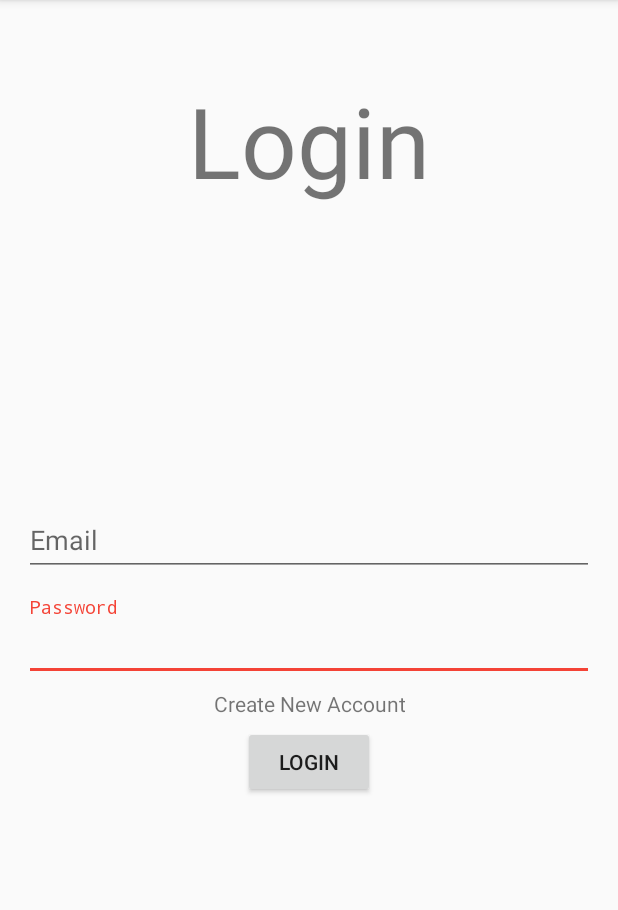
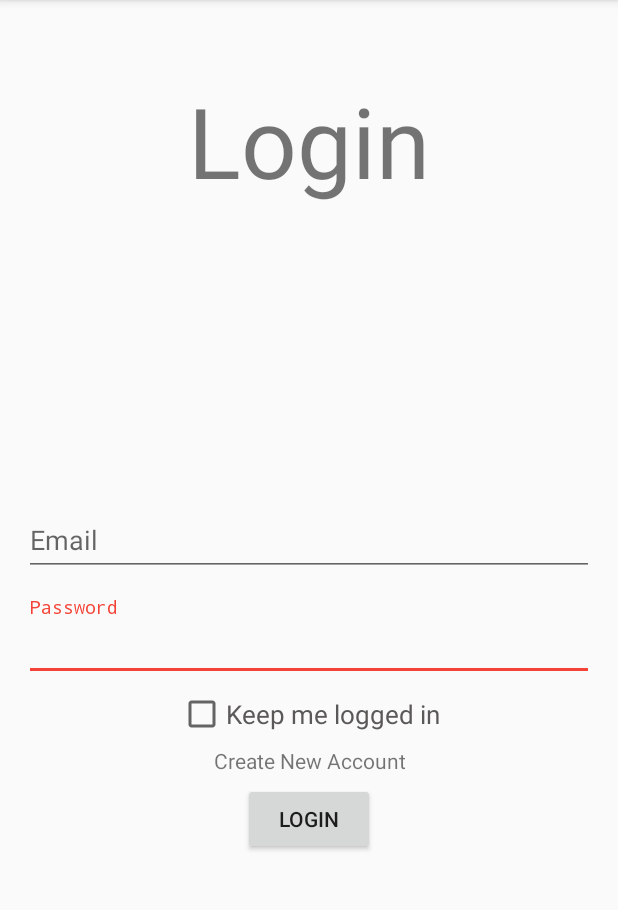
Before and after one commit to 1raghavmahajan/College-Central, an Android app: the screen it shows after launch (MainActivity), after a tap on "LOGIN", on a phone screen of 412 x 824 dp, the part 84-994 px from its top. Run offline under Robolectric (Android 15) with nearby library versions, the phone set to English and light mode, and no system bars; our stand-ins replace Firebase (no records; nobody signed in at launch, a user with empty details on screens opened directly); 2 statements that could not run were skipped; 2 other taps on this screen came first.

Commit message:
- Save Credentials

```diff
--- a/app/src/main/java/com/blackboxindia/TakeIT/Fragments/frag_Main.java
+++ b/app/src/main/java/com/blackboxindia/TakeIT/Fragments/frag_Main.java
@@ -9,7 +9,6 @@ import android.support.v4.widget.SwipeRefreshLayout;
 import android.support.v7.widget.RecyclerView;
 import android.support.v7.widget.StaggeredGridLayoutManager;
 import android.transition.Fade;
-import android.util.Log;
 import android.view.LayoutInflater;
 import android.view.View;
 import android.view.ViewGroup;
@@ -36,12 +35,11 @@ public class frag_Main extends Fragment {
     Context context;
     NetworkMethods networkMethods;
     UserInfo userInfo;
-    FirebaseAuth firebaseAuth;
+    FirebaseAuth mAuth;
     SwipeRefreshLayout swipeRefreshLayout;
 
     ArrayList<AdData> allAds;
     //endregion
-
 
 
     @Nullable
@@ -50,26 +48,31 @@ public class frag_Main extends Fragment {
         view = inflater.inflate(R.layout.frag_main, container, false);
         context = view.getContext();
 
-        firebaseAuth = ((MainActivity)context).mAuth;
-        userInfo = ((MainActivity)context).userInfo;
+        swipeRefreshLayout = (SwipeRefreshLayout) view.findViewById(R.id.swipe_refresh_layout);
 
-        networkMethods = new NetworkMethods(context,firebaseAuth);
-
-        swipeRefreshLayout = (SwipeRefreshLayout) view.findViewById(R.id.swipe_refresh_layout);
+        refresh();
 
         swipeRefreshLayout.setOnRefreshListener(new SwipeRefreshLayout.OnRefreshListener() {
             @Override
             public void onRefresh() {
-                swipeRefreshLayout.setRefreshing(false);
-                if(userInfo!=null)
-                    getAllAds();
+                refresh();
             }
         });
 
-        if(userInfo!=null)
+        return view;
+    }
+
+    void refresh() {
+
+        userInfo = ((MainActivity)context).userInfo;
+        mAuth = ((MainActivity)context).mAuth;
+
+        if(swipeRefreshLayout.isRefreshing())
+            swipeRefreshLayout.setRefreshing(false);
+        if(mAuth!=null){
+            networkMethods = new NetworkMethods(context, mAuth);
             getAllAds();
-
-        return view;
+        }
     }
 
     private void getAllAds() {
@@ -97,7 +100,7 @@ public class frag_Main extends Fragment {
         StaggeredGridLayoutManager gridLayoutManager = new StaggeredGridLayoutManager(2,StaggeredGridLayoutManager.VERTICAL);
         recyclerView.setLayoutManager(gridLayoutManager);
 
-        mainAdapter adapter = new mainAdapter(context,userInfo,firebaseAuth, new mainAdapter.ImageClickListener() {
+        mainAdapter adapter = new mainAdapter(context,userInfo, mAuth, new mainAdapter.ImageClickListener() {
 
             @Override
             public void onClick(mainAdapter.adItemViewHolder holder, int position, AdData currentAd) {
@@ -127,65 +130,4 @@ public class frag_Main extends Fragment {
         recyclerView.setAdapter(adapter);
     }
 
-
-
-
-
-    //region BS
-    @Override
-    public void onResume() {
-        super.onResume();
-        Log.i(TAG,"onResume");
-    }
-
-    @Override
-    public void onAttach(Context context) {
-        super.onAttach(context);
-        this.context = context;
-        Log.i(TAG,"onAttach");
-    }
-
-    @Override
-    public void onCreate(@Nullable Bundle savedInstanceState) {
-        super.onCreate(savedInstanceState);
-        Log.i(TAG,"onCreate");
-    }
-
-    @Override
-    public void onStart() {
-        super.onStart();
-        Log.i(TAG,"onStart");
-    }
-
-    @Override
-    public void onPause() {
-        super.onPause();
-        Log.i(TAG,"onPause");
-    }
-
-    @Override
-    public void onStop() {
-        super.onStop();
-        Log.i(TAG,"onStop");
-    }
-
-    @Override
-    public void onDestroyView() {
-        super.onDestroyView();
-        Log.i(TAG,"onDestroyView");
-    }
-
-    @Override
-    public void onDestroy() {
-        super.onDestroy();
-        Log.i(TAG,"onDestroy");
-    }
-
-    @Override
-    public void onDetach() {
-        super.onDetach();
-        Log.i(TAG,"onDetach");
-    }
-    //endregion
-
 }
--- a/app/src/main/java/com/blackboxindia/TakeIT/cameraIntentHelper/ImageUtils.java
+++ b/app/src/main/java/com/blackboxindia/TakeIT/cameraIntentHelper/ImageUtils.java
@@ -160,9 +160,9 @@ public class ImageUtils {
      * @return
      */
 
-    public static String BitMapToString(Bitmap bitmap) {
+    public static String BitMapToString(Bitmap bitmap, int quality) {
         ByteArrayOutputStream baos = new ByteArrayOutputStream();
-        bitmap.compress(Bitmap.CompressFormat.WEBP, 75, baos);
+        bitmap.compress(Bitmap.CompressFormat.WEBP, quality, baos);
         byte[] b = baos.toByteArray();
         return Base64.encodeToString(b, Base64.DEFAULT);
     }
--- a/app/src/main/res/layout/frag_login.xml
+++ b/app/src/main/res/layout/frag_login.xml
@@ -60,6 +60,18 @@
             android:inputType="textEmailAddress" />
     </android.support.design.widget.TextInputLayout>
 
+    <CheckBox
+        android:id="@+id/login_chkSave"
+        android:layout_width="wrap_content"
+        android:layout_height="wrap_content"
+        android:text="@string/save_cred"
+        android:textColor="@color/colorPrimary"
+        android:textSize="17sp"
+        android:layout_margin="6dp"
+        app:layout_constraintLeft_toLeftOf="parent"
+        app:layout_constraintRight_toRightOf="parent"
+        app:layout_constraintTop_toBottomOf="@id/login_PasswordFrame"/>
+
     <TextView
         android:id="@+id/login_tvCreate"
         android:layout_width="wrap_content"
@@ -72,7 +84,7 @@
         android:text="@string/create_new_account"
         app:layout_constraintLeft_toLeftOf="parent"
         app:layout_constraintRight_toRightOf="parent"
-        app:layout_constraintTop_toBottomOf="@id/login_PasswordFrame"
+        app:layout_constraintTop_toBottomOf="@id/login_chkSave"
         />
 
     <Button
--- a/app/src/main/res/menu/activity_main_drawer.xml
+++ b/app/src/main/res/menu/activity_main_drawer.xml
@@ -9,10 +9,12 @@
         <item
             android:id="@+id/nav_profile"
             android:icon="@drawable/ic_profile"
+            android:visible="false"
             android:title="@string/my_profile" />
         <item
             android:id="@+id/nav_myAds"
             android:icon="@drawable/ic_menu_slideshow"
+            android:visible="false"
             android:title="@string/my_ads" />
 
     </group>
@@ -20,6 +22,7 @@
         <item
             android:id="@+id/nav_manage"
             android:icon="@drawable/ic_menu_manage"
+            android:visible="false"
             android:title="@string/settings" />
         <item
             android:id="@+id/nav_newAccount"
--- a/app/src/main/res/values/strings.xml
+++ b/app/src/main/res/values/strings.xml
@@ -55,5 +55,6 @@
     <string name="pass_illegal_char">Password can\'t contain \", \\, \', or ;</string>
     <string name="pass_min_size">Minimum %1$d characters required.</string>
     <string name="add_photo">Add Photo</string>
+    <string name="save_cred">Keep me logged in</string>
 
 </resources>
```
Also changed, not shown: app/src/main/java/com/blackboxindia/TakeIT/Fragments/frag_loginPage.java (+8 -8 lines), app/src/main/java/com/blackboxindia/TakeIT/Fragments/frag_myProfile.java (+2 -12 lines), app/src/main/java/com/blackboxindia/TakeIT/activities/MainActivity.java (+65 -4 lines), app/src/main/java/com/blackboxindia/TakeIT/dataModels/UserCred.java (renamed from app/src/main/java/com/blackboxindia/TakeIT/dataModels/User_Cred.java, +17 -10 lines), app/src/main/java/com/blackboxindia/TakeIT/dataModels/UserInfo.java (+10 -5 lines).
